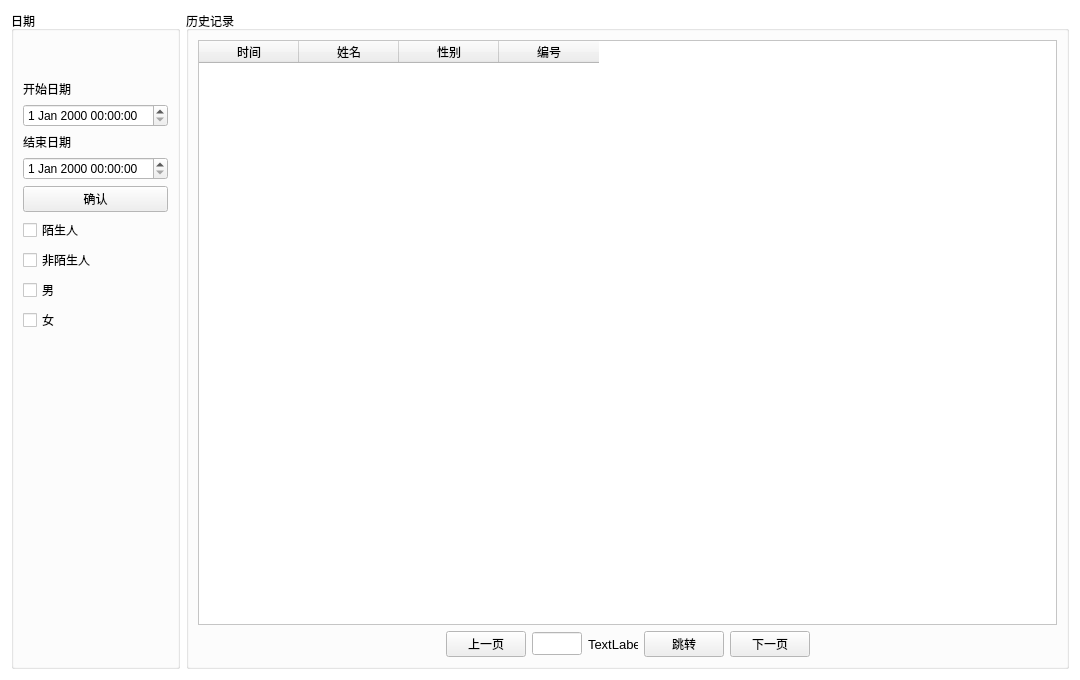
Qt form historyview.ui (NevilleNoah/HikvisionCamera2) before a commit.
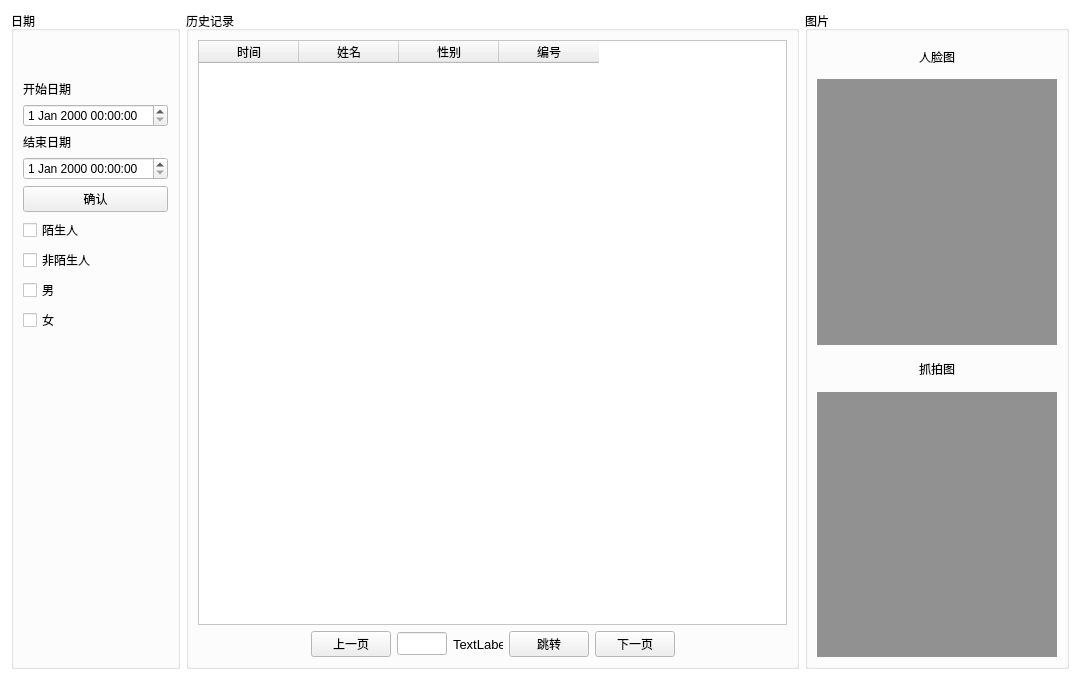
The same form after that commit.

Commit message: 历史界面添加的图片控件，但是代码未完善

```diff
--- a/historyview.ui
+++ b/historyview.ui
@@ -83,8 +83,6 @@
   <property name="windowTitle">
    <string>Form</string>
   </property>
-  <layout class="QVBoxLayout" name="verticalLayout_3">
-   <item>
     <layout class="QHBoxLayout" name="horizontalLayout_2">
      <item>
       <widget class="QGroupBox" name="boxDate">
@@ -196,7 +194,7 @@
          <widget class="QTableWidget" name="recordTable">
           <property name="minimumSize">
            <size>
-            <width>841</width>
+          <width>300</width>
             <height>0</height>
            </size>
           </property>
@@ -381,7 +379,230 @@
        </layout>
       </widget>
      </item>
-    </layout>
+   <item>
+    <widget class="QGroupBox" name="groupBox">
+     <property name="title">
+      <string>图片</string>
+     </property>
+     <layout class="QVBoxLayout" name="verticalLayout_3">
+      <item>
+       <widget class="QLabel" name="label">
+        <property name="maximumSize">
+         <size>
+          <width>16777215</width>
+          <height>33</height>
+         </size>
+        </property>
+        <property name="text">
+         <string>人脸图</string>
+        </property>
+        <property name="alignment">
+         <set>Qt::AlignCenter</set>
+        </property>
+       </widget>
+      </item>
+      <item>
+       <widget class="QLabel" name="picAvatar">
+        <property name="sizePolicy">
+         <sizepolicy hsizetype="Minimum" vsizetype="Minimum">
+          <horstretch>0</horstretch>
+          <verstretch>0</verstretch>
+         </sizepolicy>
+        </property>
+        <property name="minimumSize">
+         <size>
+          <width>240</width>
+          <height>240</height>
+         </size>
+        </property>
+        <property name="palette">
+         <palette>
+          <active>
+           <colorrole role="Base">
+            <brush brushstyle="SolidPattern">
+             <color alpha="255">
+              <red>255</red>
+              <green>255</green>
+              <blue>255</blue>
+             </color>
+            </brush>
+           </colorrole>
+           <colorrole role="Window">
+            <brush brushstyle="SolidPattern">
+             <color alpha="255">
+              <red>145</red>
+              <green>145</green>
+              <blue>145</blue>
+             </color>
+            </brush>
+           </colorrole>
+          </active>
+          <inactive>
+           <colorrole role="Base">
+            <brush brushstyle="SolidPattern">
+             <color alpha="255">
+              <red>255</red>
+              <green>255</green>
+              <blue>255</blue>
+             </color>
+            </brush>
+           </colorrole>
+           <colorrole role="Window">
+            <brush brushstyle="SolidPattern">
+             <color alpha="255">
+              <red>145</red>
+              <green>145</green>
+              <blue>145</blue>
+             </color>
+            </brush>
+           </colorrole>
+          </inactive>
+          <disabled>
+           <colorrole role="Base">
+            <brush brushstyle="SolidPattern">
+             <color alpha="255">
+              <red>145</red>
+              <green>145</green>
+              <blue>145</blue>
+             </color>
+            </brush>
+           </colorrole>
+           <colorrole role="Window">
+            <brush brushstyle="SolidPattern">
+             <color alpha="255">
+              <red>145</red>
+              <green>145</green>
+              <blue>145</blue>
+             </color>
+            </brush>
+           </colorrole>
+          </disabled>
+         </palette>
+        </property>
+        <property name="autoFillBackground">
+         <bool>true</bool>
+        </property>
+        <property name="text">
+         <string/>
+        </property>
+        <property name="scaledContents">
+         <bool>true</bool>
+        </property>
+       </widget>
+      </item>
+      <item>
+       <widget class="QLabel" name="label_2">
+        <property name="sizePolicy">
+         <sizepolicy hsizetype="Preferred" vsizetype="Preferred">
+          <horstretch>0</horstretch>
+          <verstretch>0</verstretch>
+         </sizepolicy>
+        </property>
+        <property name="maximumSize">
+         <size>
+          <width>16777215</width>
+          <height>35</height>
+         </size>
+        </property>
+        <property name="text">
+         <string>抓拍图</string>
+        </property>
+        <property name="alignment">
+         <set>Qt::AlignCenter</set>
+        </property>
+       </widget>
+      </item>
+      <item>
+       <widget class="QLabel" name="picCapture">
+        <property name="sizePolicy">
+         <sizepolicy hsizetype="Minimum" vsizetype="Minimum">
+          <horstretch>0</horstretch>
+          <verstretch>0</verstretch>
+         </sizepolicy>
+        </property>
+        <property name="minimumSize">
+         <size>
+          <width>240</width>
+          <height>240</height>
+         </size>
+        </property>
+        <property name="palette">
+         <palette>
+          <active>
+           <colorrole role="Base">
+            <brush brushstyle="SolidPattern">
+             <color alpha="255">
+              <red>255</red>
+              <green>255</green>
+              <blue>255</blue>
+             </color>
+            </brush>
+           </colorrole>
+           <colorrole role="Window">
+            <brush brushstyle="SolidPattern">
+             <color alpha="255">
+              <red>145</red>
+              <green>145</green>
+              <blue>145</blue>
+             </color>
+            </brush>
+           </colorrole>
+          </active>
+          <inactive>
+           <colorrole role="Base">
+            <brush brushstyle="SolidPattern">
+             <color alpha="255">
+              <red>255</red>
+              <green>255</green>
+              <blue>255</blue>
+             </color>
+            </brush>
+           </colorrole>
+           <colorrole role="Window">
+            <brush brushstyle="SolidPattern">
+             <color alpha="255">
+              <red>145</red>
+              <green>145</green>
+              <blue>145</blue>
+             </color>
+            </brush>
+           </colorrole>
+          </inactive>
+          <disabled>
+           <colorrole role="Base">
+            <brush brushstyle="SolidPattern">
+             <color alpha="255">
+              <red>145</red>
+              <green>145</green>
+              <blue>145</blue>
+             </color>
+            </brush>
+           </colorrole>
+           <colorrole role="Window">
+            <brush brushstyle="SolidPattern">
+             <color alpha="255">
+              <red>145</red>
+              <green>145</green>
+              <blue>145</blue>
+             </color>
+            </brush>
+           </colorrole>
+          </disabled>
+         </palette>
+        </property>
+        <property name="autoFillBackground">
+         <bool>true</bool>
+        </property>
+        <property name="text">
+         <string/>
+        </property>
+        <property name="scaledContents">
+         <bool>true</bool>
+        </property>
+       </widget>
+      </item>
+     </layout>
+    </widget>
    </item>
   </layout>
  </widget>
```
Lines whose indentation alone changed are shown as unchanged. The commit also changes 2 other files.
